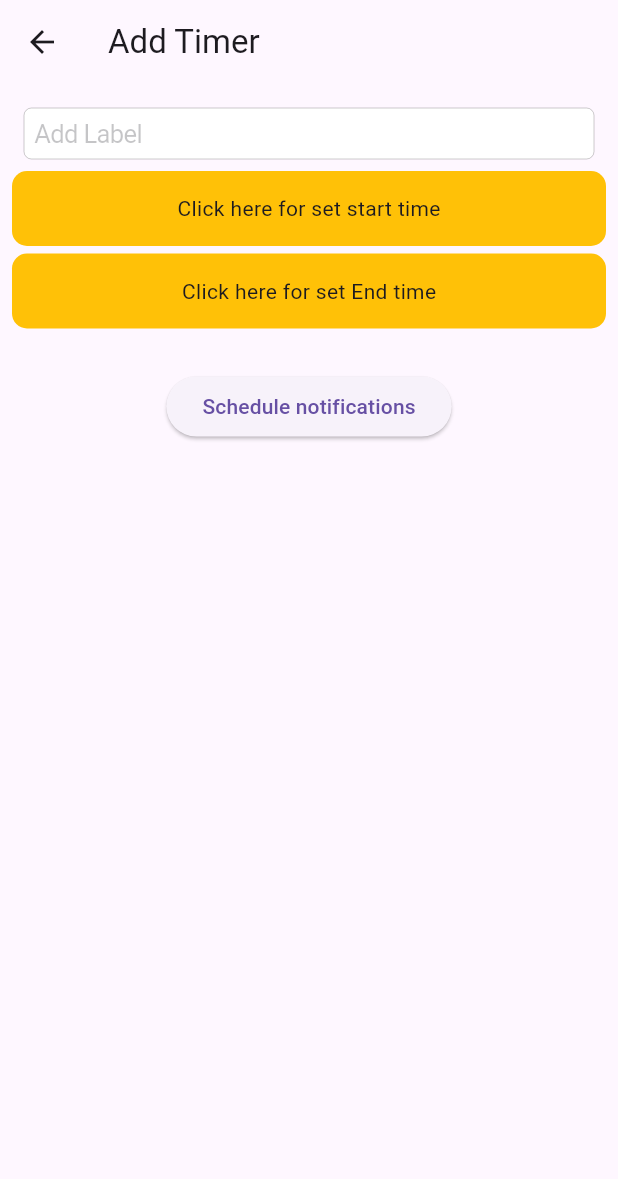
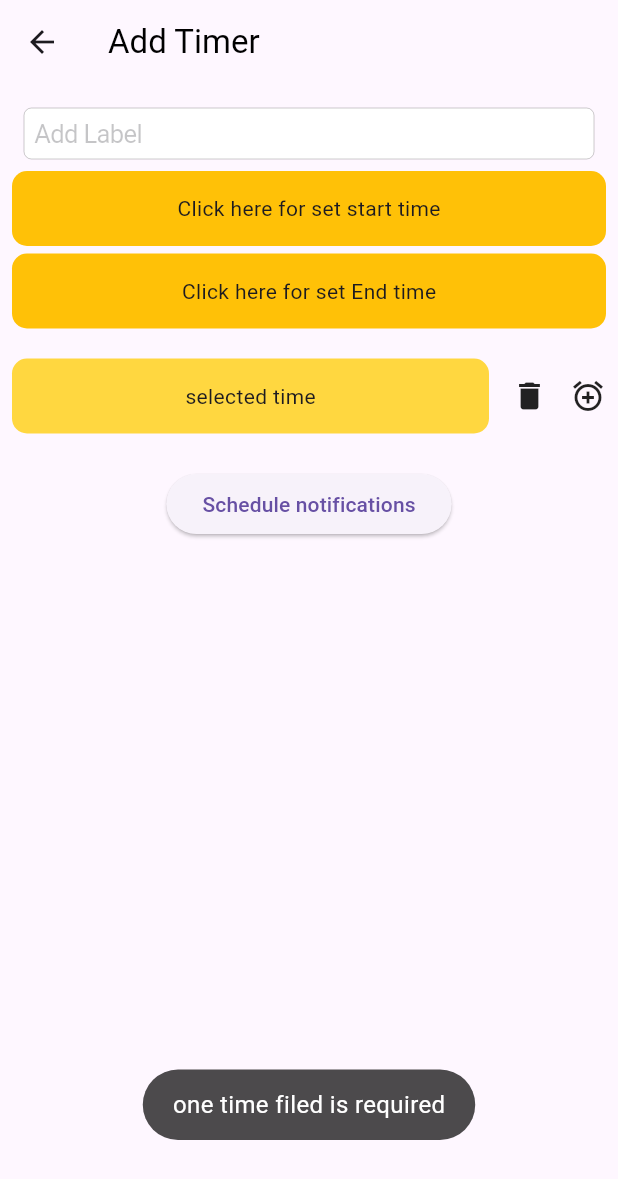
Before and after one commit to SalmanNaghori/local_notification_demo, a Flutter app: the AddTimerScreen screen opened directly, after a tap on the "delete" icon, on a phone screen of 412 x 824 dp. Shown: the top 1179 px of the screen. Run offline on Flutter 3.47's test engine with Material 3 defaults, Android fonts, the light colour scheme and no system bars; our stand-ins replace flutter_local_notifications, fluttertoast, logger, timezone.

Commit message:
improve the code and also functinality

```diff
--- a/lib/const/const.dart
+++ b/lib/const/const.dart
@@ -1,7 +1,32 @@
+import 'package:flutter/material.dart';
+import 'package:fluttertoast/fluttertoast.dart';
 import 'package:intl/intl.dart';
+import 'package:local_notification_demo/logger.dart';
 
 class Const {
   static DateTime parseDateString(String dateString) {
     return DateFormat('dd/MM/yyyy').parse(dateString);
   }
+
+  static DateTime convertDateFormat(
+      String inputDateString, String inputFormat, String outputFormat) {
+    try {
+      var inputDate = DateFormat(inputFormat).parse(inputDateString);
+      var outputDate = DateFormat(outputFormat).format(inputDate);
+      return DateFormat(outputFormat).parse(outputDate);
+    } catch (e) {
+      logger.e("Error converting date format: $e");
+      return DateTime.now();
+    }
+  }
+
+  static showToast(val) {
+    Fluttertoast.showToast(
+        msg: val,
+        toastLength: Toast.LENGTH_LONG,
+        gravity: ToastGravity.BOTTOM,
+        backgroundColor: Colors.black.withOpacity(0.7),
+        textColor: Colors.white,
+        fontSize: 16.0);
+  }
 }
--- a/lib/screen/add_timer_screen.dart
+++ b/lib/screen/add_timer_screen.dart
@@ -1,13 +1,10 @@
 import 'package:flutter/cupertino.dart';
 import 'package:flutter/material.dart';
-import 'package:flutter/widgets.dart';
 import 'package:intl/intl.dart';
 import 'package:local_notification_demo/const/const.dart';
 import 'package:local_notification_demo/logger.dart';
 import 'package:local_notification_demo/model/set_time_model.dart';
-import 'package:local_notification_demo/screen/widget/schedule.dart';
 import 'package:local_notification_demo/services/notification_service.dart';
-
 import 'package:local_notification_demo/utils/custom_bottom_sheet.dart';
 import 'package:local_notification_demo/utils/date_format.dart';
 import 'package:local_notification_demo/utils/date_picker.dart';
@@ -42,7 +39,7 @@ class _AddTimerScreenState extends State<AddTimerScreen> {
     id: 0,
   );
   final List<SetTimeModel> localSetTimes = [];
-  int id = 0;
+  List<int> previousid = [];
 
   @override
   void initState() {
@@ -50,6 +47,9 @@ class _AddTimerScreenState extends State<AddTimerScreen> {
     if (widget.fromEdit) {
       setTimeModel = widget.setTimeModel!;
       localSetTimes.add(setTimeModel);
+      logger.e("==previous=id==${setTimeModel.timeId}");
+      previousid = setTimeModel.timeId;
+      logger.f("==previous=id==$previousid");
     } else {
       setTimeModel = SetTimeModel(
         dateId: [],
@@ -60,6 +60,7 @@ class _AddTimerScreenState extends State<AddTimerScreen> {
         startDate: null,
         endDate: null,
       );
+
       localSetTimes.add(setTimeModel);
     }
   }
@@ -68,15 +69,18 @@ class _AddTimerScreenState extends State<AddTimerScreen> {
 
   @override
   Widget build(BuildContext context) {
-    logger.w(AddTimerScreen.listOfSetTime.value);
     return Scaffold(
       appBar: AppBar(
-        title: Text(widget.title),
+        title: Text(
+          widget.title,
+          style: const TextStyle(color: Colors.black),
+        ),
       ),
       body: ValueListenableBuilder(
         valueListenable: isDateSelected,
         builder: (_, selectedDate, __) {
           return ListView.builder(
+              shrinkWrap: true,
               itemCount: localSetTimes.length,
               itemBuilder: (ctx, index) {
                 final listodTimer = localSetTimes[index];
@@ -145,16 +149,14 @@ class _AddTimerScreenState extends State<AddTimerScreen> {
                       ListView.builder(
                           shrinkWrap: true,
                           itemCount: listodTimer.setTime.length,
-                          itemBuilder: (_, ind) {
-                            final selectedIsTime = listodTimer.setTime[ind];
-                            if (widget.fromEdit) {
-                              id = listodTimer.timeId[ind];
-                            }
+                          itemBuilder: (_, subIndex) {
+                            final selectedIsTime =
+                                listodTimer.setTime[subIndex];
+                            if (widget.fromEdit) {}
                             return GestureDetector(
                               onTap: () {
-                                // showPlatformTimePicker(context, "12:00 PM");
                                 openTimePickerBottomSheet(
-                                    selectedIsTime, index, ind);
+                                    selectedIsTime, index, subIndex);
                               },
                               child: Padding(
                                 padding: const EdgeInsets.only(
@@ -183,19 +185,8 @@ class _AddTimerScreenState extends State<AddTimerScreen> {
                                           children: [
                                             GestureDetector(
                                               onTap: () {
-                                                // listodTimer.setTime.add(null);
-                                                if (widget.fromEdit) {
-                                                  listodTimer.setTime
-                                                      .removeAt(ind);
-                                                  NotificationService
-                                                      .cancelNotification(
-                                                          listodTimer
-                                                              .timeId[ind]);
-                                                } else {
-                                                  listodTimer.setTime
-                                                      .removeAt(ind);
-                                                }
-
+                                                removeTime(
+                                                    subIndex, listodTimer);
                                                 isDateSelected.value =
                                                     !isDateSelected.value;
                                               },
@@ -207,7 +198,7 @@ class _AddTimerScreenState extends State<AddTimerScreen> {
                                             ),
                                             GestureDetector(
                                               onTap: () {
-                                                listodTimer.setTime.add(null);
+                                                addTime(listodTimer);
                                                 isDateSelected.value =
                                                     !isDateSelected.value;
                                               },
@@ -215,7 +206,8 @@ class _AddTimerScreenState extends State<AddTimerScreen> {
                                                 padding:
                                                     EdgeInsets.only(left: 15),
                                                 child: Icon(
-                                                    Icons.add_alarm_outlined),
+                                                  Icons.add_alarm_outlined,
+                                                ),
                                               ),
                                             ),
                                           ],
@@ -229,26 +221,11 @@ class _AddTimerScreenState extends State<AddTimerScreen> {
                           }),
                       Padding(
                         padding: const EdgeInsets.all(8.0),
-                        child: ScheduleBtn(
-                          onTap: () {
-                            AddTimerScreen.listOfUniqueId.clear();
-
-                            scheduleNotification(index);
-                            if (widget.fromEdit) {
-                              NotificationService.cancelNotification(id);
-                              widget.setTimeModel = localSetTimes[index];
-                              localSetTimes.removeAt(index);
-
-                              AddTimerScreen.listOfSetTime.notifyListeners();
-                            } else {
-                              localSetTimes.removeAt(index);
-                              AddTimerScreen.listOfSetTime.value
-                                  .add(listodTimer);
-                              AddTimerScreen.listOfSetTime.notifyListeners();
-                            }
-                            Navigator.pop(context);
+                        child: ElevatedButton(
+                          onPressed: () async {
+                            scheduleNotificationButton(index, listodTimer);
                           },
-                          setTimeModel: listodTimer,
+                          child: const Text('Schedule notifications'),
                         ),
                       )
                     ],
@@ -260,20 +237,19 @@ class _AddTimerScreenState extends State<AddTimerScreen> {
     );
   }
 
-  void scheduleNotification(int index) {
+  //schedule notifications function
+  void scheduleNotification(SetTimeModel listodTimer) {
     {
+      // AddTimerScreen.listOfUniqueId.clear();
       debugPrint(
           'Notifications Scheduled for ${setTimeModel.startDate ?? ""} ${setTimeModel.endDate ?? ""} ${setTimeModel.setTime}');
-
-      DateTime startDate = convertDateFormat(setTimeModel.startDate ?? "",
+      DateTime startDate = Const.convertDateFormat(setTimeModel.startDate ?? "",
           AppDateFormats.dateFormatDDMMYYY, AppDateFormats.dateFormatYYYYMMDD);
-      DateTime endDate = convertDateFormat(setTimeModel.endDate ?? "",
+      DateTime endDate = Const.convertDateFormat(setTimeModel.endDate ?? "",
           AppDateFormats.dateFormatDDMMYYY, AppDateFormats.dateFormatYYYYMMDD);
-
       for (int i = 0; i < setTimeModel.setTime.length; i++) {
         int hour = int.parse(setTimeModel.setTime[i]!.split(":")[0]);
         int minutes = int.parse(setTimeModel.setTime[i]!.split(":")[1]);
-
         NotificationService.scheduledNotification(
             setTimeModel.id,
             startDate,
@@ -281,25 +257,22 @@ class _AddTimerScreenState extends State<AddTimerScreen> {
             hour,
             minutes,
             setTimeModel.title ?? "",
-          setTimeModel.setTime[i] ?? "",
-        );
+            setTimeModel.setTime[i] ?? "", (int id) {
+          listodTimer.timeId.add(id);
+        });
       }
-    }
-    setTimeModel.timeId = AddTimerScreen.listOfUniqueId;
-  }
-
-  DateTime convertDateFormat(
-      String inputDateString, String inputFormat, String outputFormat) {
-    try {
-      var inputDate = DateFormat(inputFormat).parse(inputDateString);
-      var outputDate = DateFormat(outputFormat).format(inputDate);
-      return DateFormat(outputFormat).parse(outputDate);
-    } catch (e) {
-      logger.e("Error converting date format: $e");
-      return DateTime.now();
     }
   }
 
+  //Todo: previous notifications
+  Future<void> cancelAllNotifications() async {
+    logger.f("previous ids$previousid");
+    for (int i = 0; i < previousid.length; i++) {
+      NotificationService.cancelNotification(previousid[i]);
+    }
+  }
+
+  //todo: select time function
   selectDate(
     String? selectDate,
     int index,
@@ -311,23 +284,17 @@ class _AddTimerScreenState extends State<AddTimerScreen> {
             ? Const.parseDateString(selectDate)
             : DateTime.now(),
         firstDate: DateTime.now());
-    logger.e(selectDate);
+    if (selectDate != null && selecteStartDate) {
+      localSetTimes[index].startDate = selectDate;
 
-    if (selectDate != null && selecteStartDate) {
-      // startDate = selectDate;
-      localSetTimes[index].startDate = selectDate;
-      // listOfPillReminderModel.value[index].reminderDateOrTimeModel?.endDate =
-      //     null;
       isDateSelected.value = !isDateSelected.value;
     } else if (selectDate != null && selecteStartDate == false) {
       localSetTimes[index].endDate = selectDate;
-
       isDateSelected.value = !isDateSelected.value;
-      // listOfPillReminderModel.value[index].reminderDateOrTimeModel?.endDate =
-      //     selectDate;
     }
   }
 
+  // Todo:Select Date function
   Future<void> openTimePickerBottomSheet(
     String? selectedTime,
     int index,
@@ -368,4 +335,49 @@ class _AddTimerScreenState extends State<AddTimerScreen> {
       },
     );
   }
+
+  // Todo: Remove time function
+  void removeTime(int subIndex, SetTimeModel listodTimer) {
+    if (widget.fromEdit) {
+      if (subIndex != 0) {
+        listodTimer.setTime.removeAt(subIndex);
+        NotificationService.cancelNotification(listodTimer.timeId[subIndex]);
+      } else {
+        Const.showToast("one time filed is required");
       }
+    } else {
+      if (subIndex != 0) {
+        listodTimer.setTime.removeAt(subIndex);
+      } else {
+        Const.showToast("one time filed is required");
+      }
+    }
+  }
+
+  //Todo:Add Time
+  void addTime(SetTimeModel listodTimer) {
+    listodTimer.setTime.add(null);
+  }
+
+  Future<void> scheduleNotificationButton(
+      int index, SetTimeModel listodTimer) async {
+    if (widget.fromEdit) {
+      cancelAllNotifications();
+      listodTimer.timeId.clear();
+      await Future.delayed(const Duration(milliseconds: 100), () {
+        scheduleNotification(listodTimer);
+      });
+      widget.setTimeModel = listodTimer;
+      localSetTimes.removeAt(index);
+      AddTimerScreen.listOfSetTime.notifyListeners();
+    } else {
+      await Future.delayed(const Duration(milliseconds: 100), () {
+        scheduleNotification(listodTimer);
+      });
+      localSetTimes.removeAt(index);
+      AddTimerScreen.listOfSetTime.value.add(listodTimer);
+      AddTimerScreen.listOfSetTime.notifyListeners();
+    }
+    Navigator.pop(context);
+  }
+}
--- a/lib/screen/list_timer.dart
+++ b/lib/screen/list_timer.dart
@@ -1,6 +1,5 @@
-import 'package:flutter/cupertino.dart';
 import 'package:flutter/material.dart';
-import 'package:flutter/widgets.dart';
+
 import 'package:local_notification_demo/logger.dart';
 import 'package:local_notification_demo/model/set_time_model.dart';
 import 'package:local_notification_demo/screen/add_timer_screen.dart';
@@ -25,6 +24,7 @@ class _ListOfTimerState extends State<ListOfTimer> {
   @override
   Widget build(BuildContext context) {
     logger.w(AddTimerScreen.listOfSetTime.value);
+
     return Scaffold(
       floatingActionButton: FloatingActionButton(
         onPressed: () {
--- a/lib/screen/widget/schedule.dart
+++ /dev/null
@@ -1,32 +0,0 @@
-// ignore_for_file: public_member_api_docs, sort_constructors_first
-import 'dart:math';
-
-import 'package:flutter/material.dart';
-import 'package:intl/intl.dart';
-
-import 'package:local_notification_demo/logger.dart';
-import 'package:local_notification_demo/model/set_time_model.dart';
-import 'package:local_notification_demo/screen/add_timer_screen.dart';
-import 'package:local_notification_demo/services/notification_service.dart';
-import 'package:local_notification_demo/utils/date_format.dart';
-
-class ScheduleBtn extends StatelessWidget {
-  ScheduleBtn({
-    Key? key,
-    required this.onTap,
-    required this.setTimeModel,
-  }) : super(key: key);
-
-  final Function onTap;
-  final SetTimeModel setTimeModel;
-
-  @override
-  Widget build(BuildContext context) {
-    return ElevatedButton(
-      child: const Text('Schedule notifications'),
-      onPressed: () {
-        onTap();
-      },
-    );
-  }
-}
--- a/pubspec.yaml
+++ b/pubspec.yaml
@@ -39,6 +39,7 @@ dependencies:
   logger: ^2.2.0
 
   intl: ^0.19.0
+  fluttertoast: ^8.2.5
 
 
 
```
Also changed, not shown: lib/services/notification_service.dart (+3 -13 lines). Lines whose indentation alone changed are shown as unchanged.
